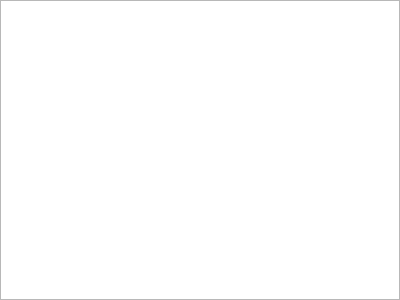
SiekamCebule/sj-sim, file source/UI/Seasons/Classifications/ClassificationResultsTableView.ui: the form before one commit.
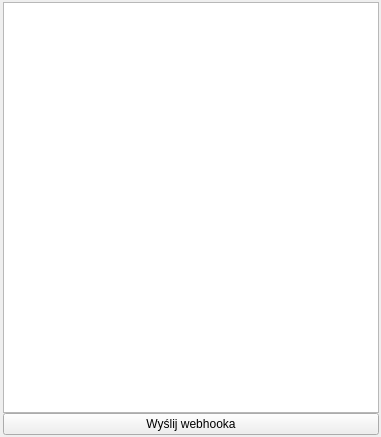
The form after the commit.

```diff
--- a/source/UI/Seasons/Classifications/ClassificationResultsTableView.ui
+++ b/source/UI/Seasons/Classifications/ClassificationResultsTableView.ui
@@ -6,8 +6,8 @@
    <rect>
     <x>0</x>
     <y>0</y>
-    <width>400</width>
-    <height>300</height>
+    <width>381</width>
+    <height>437</height>
    </rect>
   </property>
   <property name="windowTitle">
@@ -18,20 +18,27 @@
     <number>0</number>
    </property>
    <property name="leftMargin">
-    <number>0</number>
+    <number>3</number>
    </property>
    <property name="topMargin">
-    <number>0</number>
+    <number>2</number>
    </property>
    <property name="rightMargin">
-    <number>0</number>
+    <number>2</number>
    </property>
    <property name="bottomMargin">
-    <number>0</number>
+    <number>2</number>
    </property>
    <item>
     <widget class="QTableView" name="tableView"/>
    </item>
+   <item>
+    <widget class="QPushButton" name="pushButton_webhook">
+     <property name="text">
+      <string>Wyślij webhooka</string>
+     </property>
+    </widget>
+   </item>
   </layout>
  </widget>
  <resources/>
```
